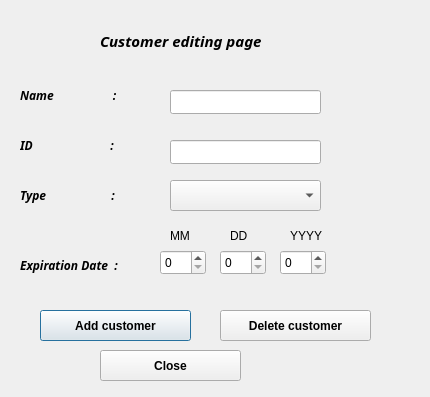
Above: addcustomer.ui from Ling2251/CS1C-Bulk-Club-Project before the change. Below: the same form after it.
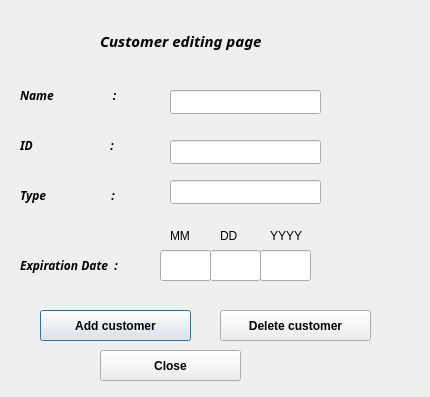
That is the form after the change.

Commit message: finnshed the add customer class

What changed in the file:
```diff
--- a/addcustomer.ui
+++ b/addcustomer.ui
@@ -126,16 +126,6 @@
     <string>Expiration Date  :</string>
    </property>
   </widget>
-  <widget class="QComboBox" name="CustomerType">
-   <property name="geometry">
-    <rect>
-     <x>170</x>
-     <y>180</y>
-     <width>151</width>
-     <height>31</height>
-    </rect>
-   </property>
-  </widget>
   <widget class="QLabel" name="label_6">
    <property name="geometry">
     <rect>
@@ -152,7 +142,7 @@
   <widget class="QLabel" name="label_7">
    <property name="geometry">
     <rect>
-     <x>230</x>
+     <x>220</x>
      <y>220</y>
      <width>41</width>
      <height>31</height>
@@ -165,7 +155,7 @@
   <widget class="QLabel" name="label_8">
    <property name="geometry">
     <rect>
-     <x>290</x>
+     <x>270</x>
      <y>220</y>
      <width>41</width>
      <height>31</height>
@@ -195,36 +185,6 @@
     </rect>
    </property>
   </widget>
-  <widget class="QSpinBox" name="MonthTime">
-   <property name="geometry">
-    <rect>
-     <x>160</x>
-     <y>250</y>
-     <width>46</width>
-     <height>25</height>
-    </rect>
-   </property>
-  </widget>
-  <widget class="QSpinBox" name="DateTime">
-   <property name="geometry">
-    <rect>
-     <x>220</x>
-     <y>250</y>
-     <width>46</width>
-     <height>25</height>
-    </rect>
-   </property>
-  </widget>
-  <widget class="QSpinBox" name="YearTime">
-   <property name="geometry">
-    <rect>
-     <x>280</x>
-     <y>250</y>
-     <width>46</width>
-     <height>25</height>
-    </rect>
-   </property>
-  </widget>
   <widget class="QPushButton" name="AddCustomerButton">
    <property name="geometry">
     <rect>
@@ -285,6 +245,46 @@
     <string>Delete customer</string>
    </property>
   </widget>
+  <widget class="QLineEdit" name="CustomerType">
+   <property name="geometry">
+    <rect>
+     <x>170</x>
+     <y>180</y>
+     <width>151</width>
+     <height>24</height>
+    </rect>
+   </property>
+  </widget>
+  <widget class="QLineEdit" name="Month">
+   <property name="geometry">
+    <rect>
+     <x>160</x>
+     <y>250</y>
+     <width>51</width>
+     <height>31</height>
+    </rect>
+   </property>
+  </widget>
+  <widget class="QLineEdit" name="Day">
+   <property name="geometry">
+    <rect>
+     <x>210</x>
+     <y>250</y>
+     <width>51</width>
+     <height>31</height>
+    </rect>
+   </property>
+  </widget>
+  <widget class="QLineEdit" name="Year">
+   <property name="geometry">
+    <rect>
+     <x>260</x>
+     <y>250</y>
+     <width>51</width>
+     <height>31</height>
+    </rect>
+   </property>
+  </widget>
  </widget>
  <resources/>
  <connections>
```
Left out of the diff: 4 changed lines with no effect on the pictures. The commit also changes 3 other files.
